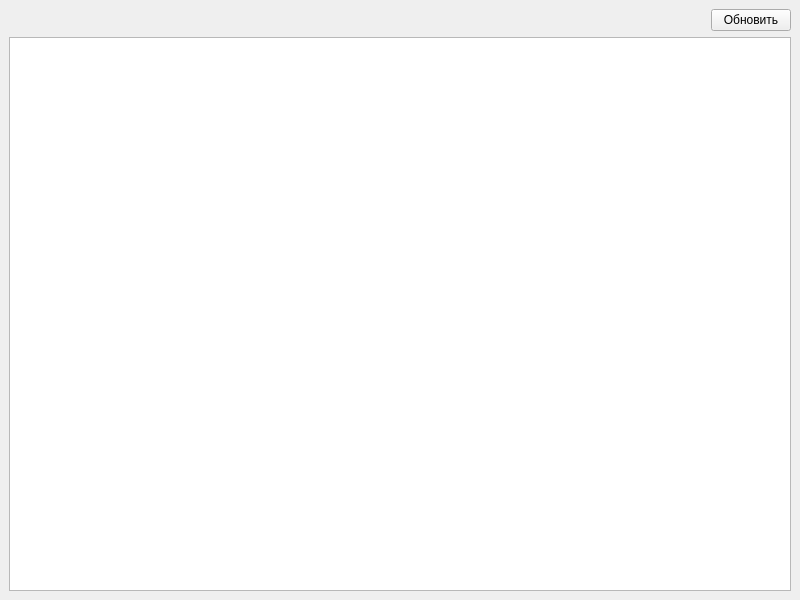
Old version of the form main.ui in the repository GRusl/Espresso.
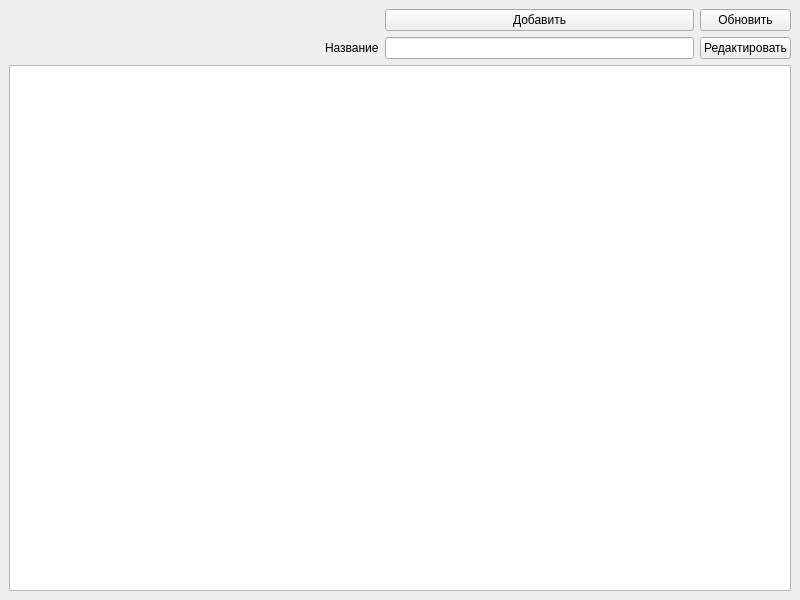
New version of the form.

```diff
--- a/main.ui
+++ b/main.ui
@@ -15,13 +15,6 @@
   </property>
   <widget class="QWidget" name="centralwidget">
    <layout class="QGridLayout" name="gridLayout">
-    <item row="0" column="1">
-     <widget class="QPushButton" name="pushButton">
-      <property name="text">
-       <string>Обновить</string>
-      </property>
-     </widget>
-    </item>
     <item row="0" column="0">
      <spacer name="horizontalSpacer">
       <property name="orientation">
@@ -35,9 +28,40 @@
       </property>
      </spacer>
     </item>
-    <item row="1" column="0" colspan="2">
+    <item row="0" column="3">
+     <widget class="QPushButton" name="pushButton">
+      <property name="text">
+       <string>Обновить</string>
+      </property>
+     </widget>
+    </item>
+    <item row="2" column="0" colspan="4">
      <widget class="QTableWidget" name="tableWidget"/>
     </item>
+    <item row="0" column="2">
+     <widget class="QPushButton" name="pushButton_2">
+      <property name="text">
+       <string>Добавить</string>
+      </property>
+     </widget>
+    </item>
+    <item row="1" column="3">
+     <widget class="QPushButton" name="pushButton_3">
+      <property name="text">
+       <string>Редактировать</string>
+      </property>
+     </widget>
+    </item>
+    <item row="1" column="2">
+     <widget class="QLineEdit" name="lineEdit"/>
+    </item>
+    <item row="1" column="1">
+     <widget class="QLabel" name="label">
+      <property name="text">
+       <string>Название</string>
+      </property>
+     </widget>
+    </item>
    </layout>
   </widget>
  </widget>
```
